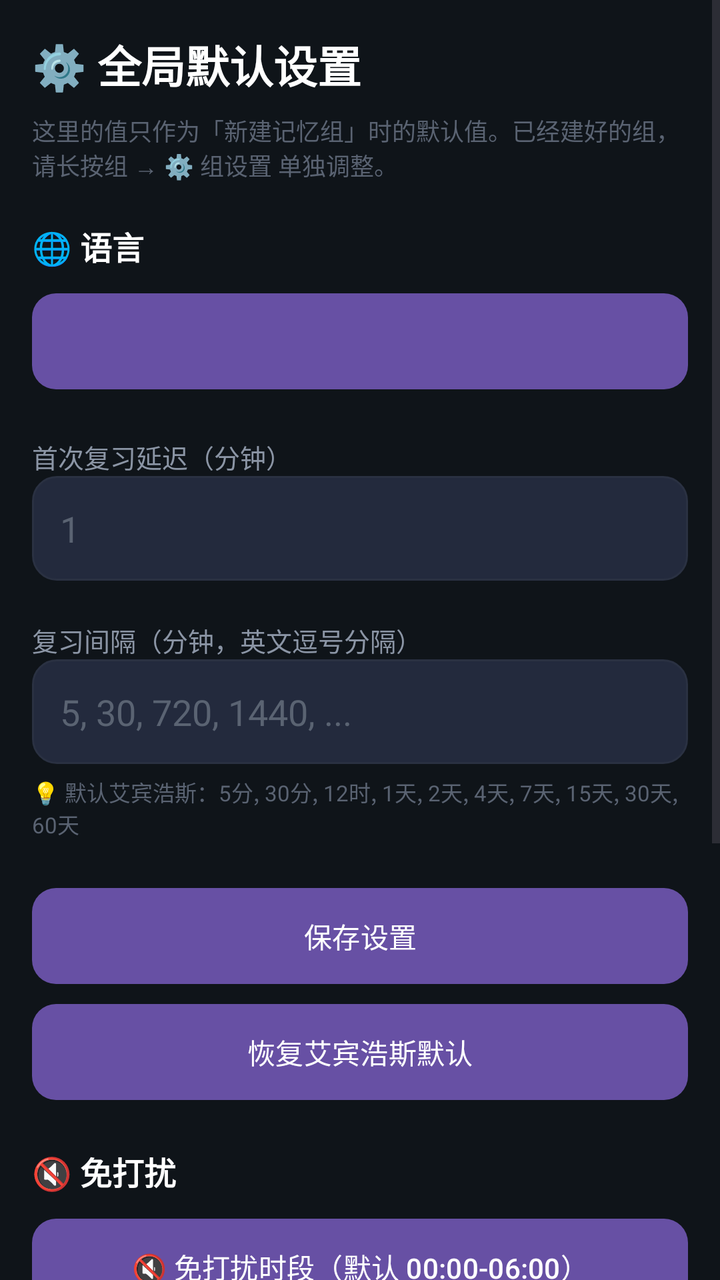
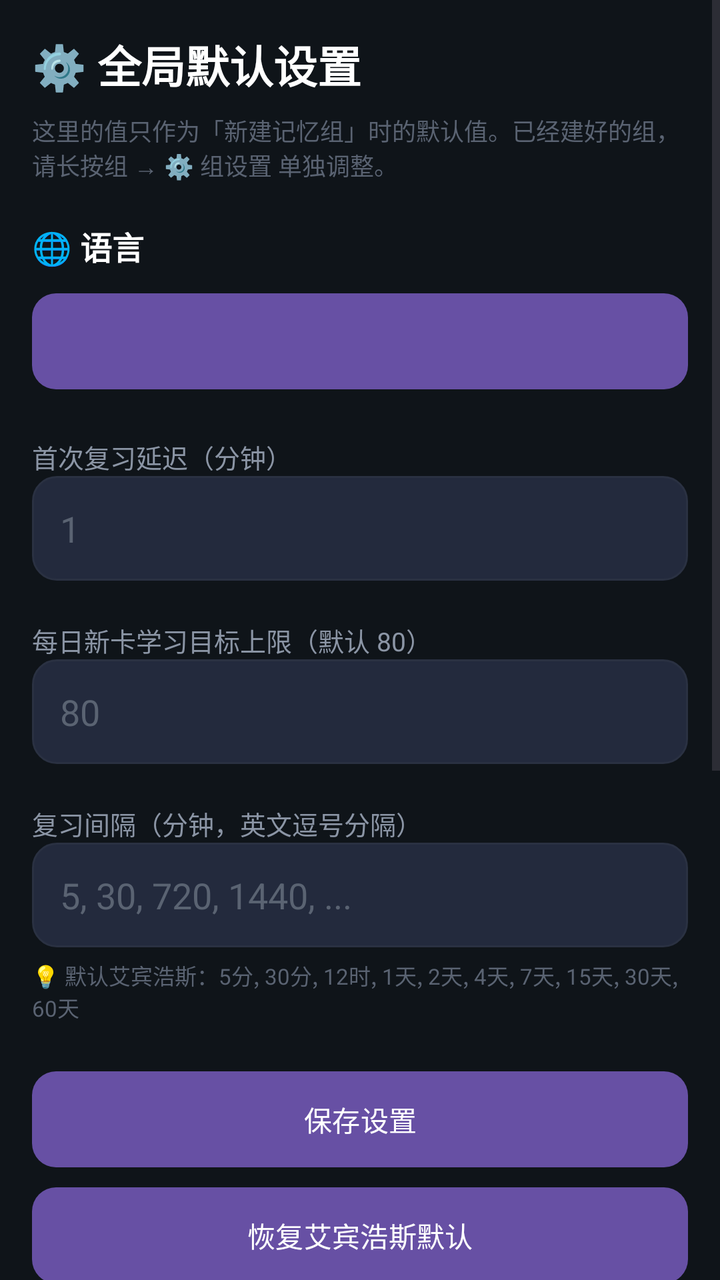

Screens rendered from an Android XML layout before and after an edit, with the pre-edit source and the edit as a unified diff.
<!-- AndroidManifest.xml: application theme Theme.MemoRecite -->
<!-- res/layout/activity_settings.xml -->
<?xml version="1.0" encoding="utf-8"?>
<ScrollView xmlns:android="http://schemas.android.com/apk/res/android"
    android:layout_width="match_parent"
    android:layout_height="match_parent"
    android:background="@color/bg_dark">

    <LinearLayout
        android:layout_width="match_parent"
        android:layout_height="wrap_content"
        android:orientation="vertical"
        android:padding="16dp">

        <TextView
            android:layout_width="match_parent"
            android:layout_height="wrap_content"
            android:text="@string/settings_title"
            android:textSize="22sp"
            android:textStyle="bold"
            android:textColor="@color/text_primary"
            android:layout_marginBottom="8dp" />

        <TextView
            android:layout_width="match_parent"
            android:layout_height="wrap_content"
            android:text="@string/settings_subtitle"
            android:textSize="12sp"
            android:textColor="@color/text_hint"
            android:layout_marginBottom="20dp" />

        <TextView
            android:layout_width="match_parent"
            android:layout_height="wrap_content"
            android:text="@string/settings_language_title"
            android:textSize="16sp"
            android:textStyle="bold"
            android:textColor="@color/text_primary"
            android:layout_marginBottom="12dp" />

        <Button
            android:id="@+id/btnLanguage"
            android:layout_width="match_parent"
            android:layout_height="wrap_content"
            android:textColor="@color/text_primary"
            android:background="@drawable/bg_button_secondary"
            android:layout_marginBottom="24dp" />

        <TextView
            android:layout_width="wrap_content"
            android:layout_height="wrap_content"
            android:text="@string/settings_first_delay"
            android:textColor="@color/text_secondary"
            android:textSize="13sp" />

        <EditText
            android:id="@+id/etFirstDelay"
            android:layout_width="match_parent"
            android:layout_height="wrap_content"
            android:inputType="number"
            android:background="@drawable/bg_input"
            android:padding="14dp"
            android:textColor="@color/text_primary"
            android:hint="1"
            android:textColorHint="@color/text_hint"
            android:layout_marginBottom="20dp" />

        <TextView
            android:layout_width="wrap_content"
            android:layout_height="wrap_content"
            android:text="@string/settings_intervals"
            android:textColor="@color/text_secondary"
            android:textSize="13sp" />

        <EditText
            android:id="@+id/etIntervals"
            android:layout_width="match_parent"
            android:layout_height="wrap_content"
            android:inputType="text"
            android:background="@drawable/bg_input"
            android:padding="14dp"
            android:textColor="@color/text_primary"
            android:hint="5, 30, 720, 1440, ..."
            android:textColorHint="@color/text_hint"
            android:layout_marginBottom="6dp" />

        <TextView
            android:layout_width="wrap_content"
            android:layout_height="wrap_content"
            android:text="@string/settings_intervals_hint"
            android:textColor="@color/text_hint"
            android:textSize="11sp"
            android:layout_marginBottom="24dp" />

        <Button
            android:id="@+id/btnSave"
            android:layout_width="match_parent"
            android:layout_height="wrap_content"
            android:text="@string/settings_save"
            android:textColor="@color/text_primary"
            android:background="@drawable/bg_button_primary"
            android:layout_marginBottom="10dp" />

        <Button
            android:id="@+id/btnReset"
            android:layout_width="match_parent"
            android:layout_height="wrap_content"
            android:text="@string/settings_reset"
            android:textColor="@color/text_primary"
            android:background="@drawable/bg_button_secondary"
            android:layout_marginBottom="24dp" />

        <TextView
            android:layout_width="match_parent"
            android:layout_height="wrap_content"
            android:text="@string/settings_quiet_title"
            android:textSize="16sp"
            android:textStyle="bold"
            android:textColor="@color/text_primary"
            android:layout_marginBottom="12dp" />

        <Button
            android:id="@+id/btnQuietTime"
            android:layout_width="match_parent"
            android:layout_height="wrap_content"
            android:text="@string/settings_quiet_button"
            android:textColor="@color/text_primary"
            android:background="@drawable/bg_button_secondary"
            android:layout_marginBottom="24dp" />

        <TextView
            android:layout_width="match_parent"
            android:layout_height="wrap_content"
            android:text="后台运行与弹卡设置"
            android:textSize="16sp"
            android:textStyle="bold"
            android:textColor="@color/text_primary"
            android:layout_marginBottom="12dp" />

        <Button
            android:id="@+id/btnPermissions"
            android:layout_width="match_parent"
            android:layout_height="wrap_content"
            android:text="🛡️ 检查自启动/悬浮窗/保活权限"
            android:textColor="@color/text_primary"
            android:background="@drawable/bg_button_secondary"
            android:layout_marginBottom="24dp" />

        <TextView
            android:layout_width="match_parent"
            android:layout_height="wrap_content"
            android:text="@string/settings_backup_title"
            android:textSize="16sp"
            android:textStyle="bold"
            android:textColor="@color/text_primary"
            android:layout_marginBottom="8dp" />

        <TextView
            android:layout_width="match_parent"
            android:layout_height="wrap_content"
            android:text="@string/settings_backup_desc"
            android:textSize="12sp"
            android:textColor="@color/text_hint"
            android:layout_marginBottom="12dp" />

        <Button
            android:id="@+id/btnExport"
            android:layout_width="match_parent"
            android:layout_height="wrap_content"
            android:text="@string/settings_export"
            android:textColor="@color/text_primary"
            android:background="@drawable/bg_button_secondary"
            android:layout_marginBottom="10dp" />

        <Button
            android:id="@+id/btnImport"
            android:layout_width="match_parent"
            android:layout_height="wrap_content"
            android:text="@string/settings_import"
            android:textColor="@color/text_primary"
            android:background="@drawable/bg_button_secondary" />
    </LinearLayout>
</ScrollView>
<!-- resources referenced by this layout -->
<resources>
  <color name="bg_dark">#0F1419</color>
  <color name="text_hint">#5A6372</color>
  <color name="text_primary">#FFFFFF</color>
  <color name="text_secondary">#8B95A5</color>
  <!-- drawable bg_button_primary (drawable) -->
  <?xml version="1.0" encoding="utf-8"?>
  <shape xmlns:android="http://schemas.android.com/apk/res/android"
      android:shape="rectangle">
      <solid android:color="@color/accent" />
      <corners android:radius="12dp" />
  </shape>
  <!-- drawable bg_button_secondary (drawable) -->
  <?xml version="1.0" encoding="utf-8"?>
  <shape xmlns:android="http://schemas.android.com/apk/res/android"
      android:shape="rectangle">
      <solid android:color="@color/card_bg_light" />
      <corners android:radius="12dp" />
  </shape>
  <!-- drawable bg_input (drawable) -->
  <?xml version="1.0" encoding="utf-8"?>
  <shape xmlns:android="http://schemas.android.com/apk/res/android"
      android:shape="rectangle">
      <solid android:color="@color/card_bg_light" />
      <corners android:radius="12dp" />
      <stroke android:width="1dp" android:color="#2A3142" />
  </shape>
  <string name="settings_backup_desc">定期导出备份，防止数据意外丢失。</string>
  <string name="settings_backup_title">💾 数据备份</string>
  <string name="settings_export">📤 导出数据备份到文件</string>
  <string name="settings_first_delay">首次复习延迟（分钟）</string>
  <string name="settings_import">📥 从备份恢复数据</string>
  <string name="settings_intervals">复习间隔（分钟，英文逗号分隔）</string>
  <string name="settings_intervals_hint">💡 默认艾宾浩斯：5分, 30分, 12时, 1天, 2天, 4天, 7天, 15天, 30天, 60天</string>
  <string name="settings_language_title">🌐 语言</string>
  <string name="settings_quiet_button">🔇 免打扰时段（默认 00:00-06:00）</string>
  <string name="settings_quiet_title">🔇 免打扰</string>
  <string name="settings_reset">恢复艾宾浩斯默认</string>
  <string name="settings_save">保存设置</string>
  <string name="settings_subtitle">这里的值只作为「新建记忆组」时的默认值。已经建好的组，请长按组 → ⚙️ 组设置 单独调整。</string>
  <string name="settings_title">⚙️ 全局默认设置</string>
  <style name="Theme.MemoRecite" parent="Base.Theme.MemoRecite" />
  <color name="accent">#5B8DEF</color>
  <color name="card_bg_light">#232A3D</color>
  <style name="Base.Theme.MemoRecite" parent="Theme.Material3.DayNight.NoActionBar">
          
          
      </style>
</resources>

<!-- the commit's change to res/layout/activity_settings.xml (unified diff, before → after) -->
@@ -66,6 +66,25 @@
         <TextView
             android:layout_width="wrap_content"
             android:layout_height="wrap_content"
+            android:text="每日新卡学习目标上限（默认 80）"
+            android:textColor="@color/text_secondary"
+            android:textSize="13sp" />
+
+        <EditText
+            android:id="@+id/etDailyNewTarget"
+            android:layout_width="match_parent"
+            android:layout_height="wrap_content"
+            android:inputType="number"
+            android:background="@drawable/bg_input"
+            android:padding="14dp"
+            android:textColor="@color/text_primary"
+            android:hint="80"
+            android:textColorHint="@color/text_hint"
+            android:layout_marginBottom="20dp" />
+
+        <TextView
+            android:layout_width="wrap_content"
+            android:layout_height="wrap_content"
             android:text="@string/settings_intervals"
             android:textColor="@color/text_secondary"
             android:textSize="13sp" />
